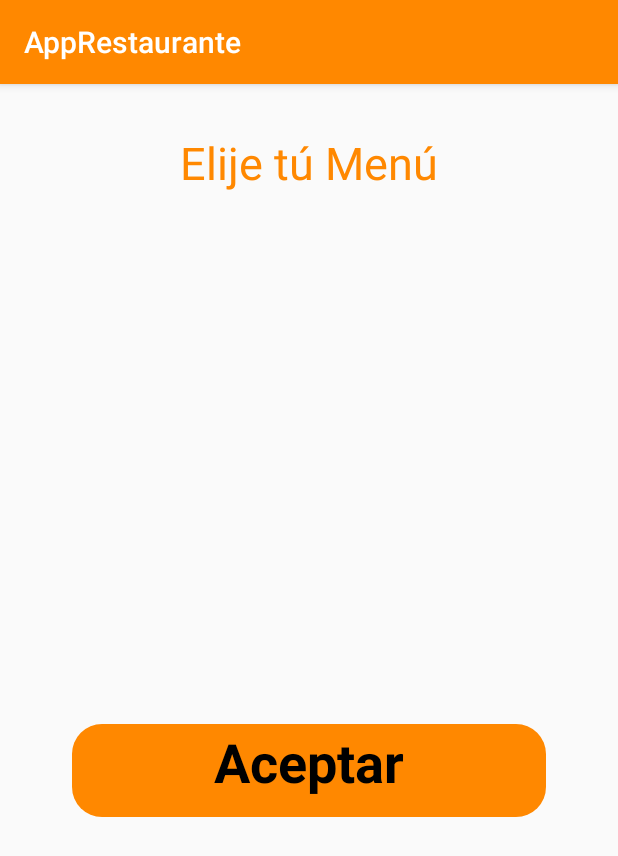
After one commit to GerberMaldonado/AppRestaurante, an Android app: the a_domicilio screen opened directly, with no data from a screen before it, on a phone screen of 412 x 824 dp. The commit adds this screen. Shown: the top 856 px of the screen. Run offline under Robolectric (Android 15) with nearby library versions, the phone set to English and light mode, and no system bars.

Commit message:
activity a_domicilio

```diff
--- a/app/src/main/AndroidManifest.xml
+++ b/app/src/main/AndroidManifest.xml
@@ -9,7 +9,8 @@
         android:roundIcon="@mipmap/ic_launcher_round"
         android:supportsRtl="true"
         android:theme="@style/AppTheme">
-        <activity android:name=".Menu"></activity>
+        <activity android:name=".a_domicilio"></activity>
+        <activity android:name=".Menu" />
         <activity android:name=".MainActivity">
             <intent-filter>
                 <action android:name="android.intent.action.MAIN" />
--- a/app/src/main/java/com/example/gerber/apprestaurante/MainActivity.java
+++ b/app/src/main/java/com/example/gerber/apprestaurante/MainActivity.java
@@ -16,4 +16,8 @@
     public void menu (View view){
         Intent i = new Intent(this, Menu.class); startActivity(i);
     }
+    public void domicilio (View view){
+        Intent i = new Intent(this, a_domicilio.class); startActivity(i);
+    }
+
 }
--- /dev/null
+++ b/app/src/main/java/com/example/gerber/apprestaurante/a_domicilio.java
@@ -0,0 +1,13 @@
+package com.example.gerber.apprestaurante;
+
+import android.support.v7.app.AppCompatActivity;
+import android.os.Bundle;
+
+public class a_domicilio extends AppCompatActivity {
+
+    @Override
+    protected void onCreate(Bundle savedInstanceState) {
+        super.onCreate(savedInstanceState);
+        setContentView(R.layout.activity_a_domicilio);
+    }
+}
--- /dev/null
+++ b/app/src/main/res/layout/activity_a_domicilio.xml
@@ -0,0 +1,62 @@
+<?xml version="1.0" encoding="utf-8"?>
+<android.support.constraint.ConstraintLayout xmlns:android="http://schemas.android.com/apk/res/android"
+    xmlns:app="http://schemas.android.com/apk/res-auto"
+    xmlns:tools="http://schemas.android.com/tools"
+    android:layout_width="match_parent"
+    android:layout_height="match_parent"
+    tools:context=".a_domicilio">
+
+    <LinearLayout
+        android:layout_width="match_parent"
+        android:layout_height="match_parent"
+        android:layout_marginStart="24dp"
+        android:layout_marginLeft="8dp"
+        android:layout_marginTop="8dp"
+        android:layout_marginEnd="24dp"
+        android:layout_marginRight="8dp"
+        android:layout_marginBottom="8dp"
+        android:orientation="vertical"
+        app:layout_constraintBottom_toBottomOf="parent"
+        app:layout_constraintEnd_toEndOf="parent"
+        app:layout_constraintStart_toStartOf="parent"
+        app:layout_constraintTop_toTopOf="parent">
+
+        <TextView
+            android:id="@+id/textView6"
+            android:layout_width="match_parent"
+            android:layout_height="wrap_content"
+            android:layout_marginLeft="24dp"
+            android:layout_marginTop="24dp"
+            android:layout_marginRight="24dp"
+            android:layout_marginBottom="24dp"
+            android:text="Elije tú Menú"
+            android:textAlignment="center"
+            android:textColor="@color/colorPrimaryDark"
+            android:textSize="30sp" />
+
+        <LinearLayout
+            android:layout_width="match_parent"
+            android:layout_height="62dp"
+            android:layout_marginLeft="24dp"
+            android:layout_marginTop="330dp"
+            android:layout_marginRight="24dp"
+            android:layout_marginBottom="24dp"
+            android:background="@drawable/botones_curvados"
+            android:orientation="vertical"
+            tools:layout_editor_absoluteX="24dp"
+            tools:layout_editor_absoluteY="24dp">
+
+            <TextView
+                android:id="@+id/textView8"
+                android:layout_width="match_parent"
+                android:layout_height="wrap_content"
+                android:text="Aceptar"
+                android:textAlignment="center"
+                android:textColor="@color/colorTextIcons"
+                android:textSize="36sp"
+                android:textStyle="bold" />
+        </LinearLayout>
+
+    </LinearLayout>
+
+</android.support.constraint.ConstraintLayout>
--- a/app/src/main/res/layout/activity_main.xml
+++ b/app/src/main/res/layout/activity_main.xml
@@ -34,8 +34,9 @@
             android:layout_margin="10dp"
             android:layout_weight="1"
             android:background="@drawable/botones_curvados"
-            android:clickable="true"
-            android:orientation="vertical">
+            android:onClick="domicilio"
+            android:orientation="vertical"
+            >
 
             <ImageView
                 android:id="@+id/a_domicilio"
--- a/app/src/main/res/values/strings.xml
+++ b/app/src/main/res/values/strings.xml
@@ -7,5 +7,4 @@
     <string name="menu">Elije tú menu</string>
 
 
-
 </resources>
```
